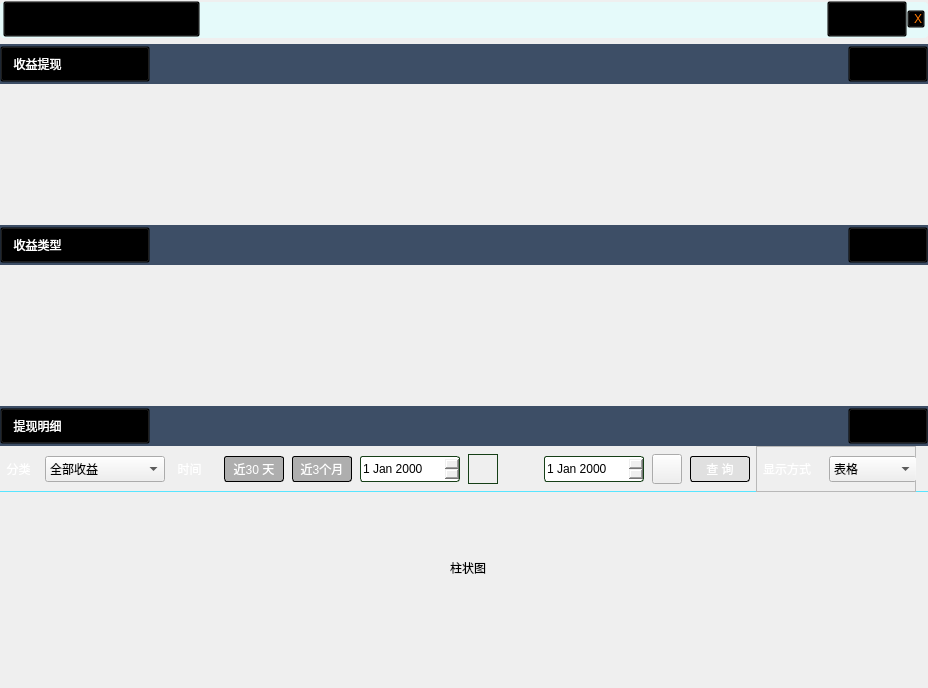
Before: the Qt Designer form VideoPlayer/creator/income/Income.ui in huizhang556/pc-video-player, drawn with Qt 5.
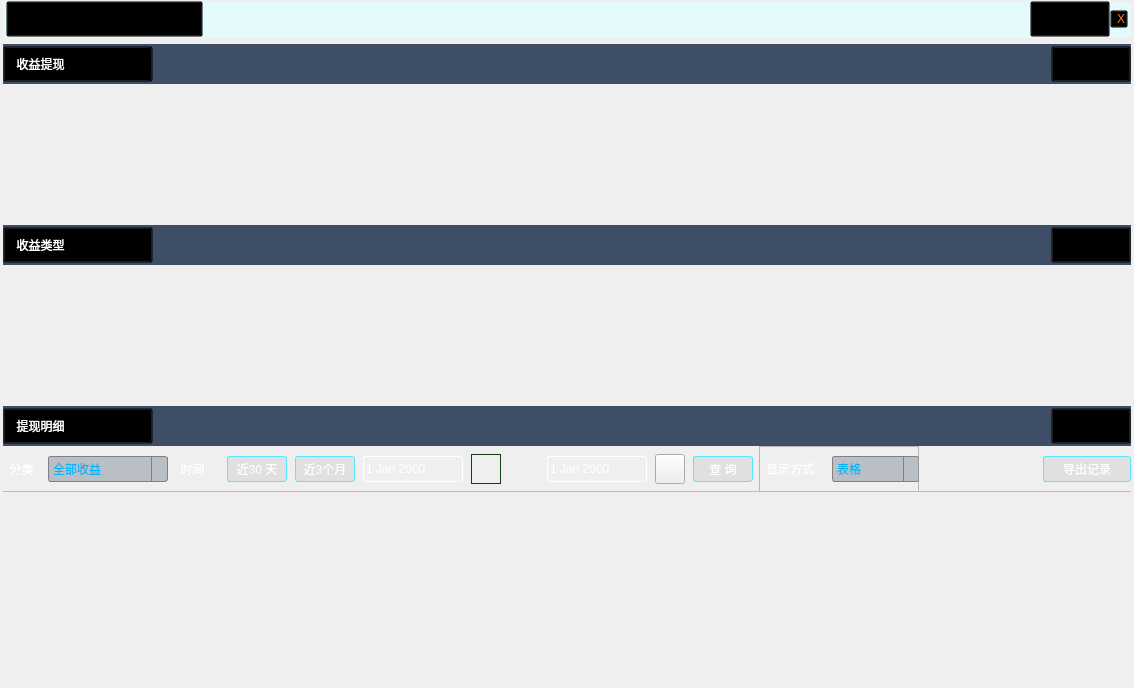
After: the same form once the commit is applied. The open tabs and pages were chosen to show the change. Icons and pictures are not drawn. Custom widgets are drawn as their Qt base class.

Patch:
```diff
--- a/VideoPlayer/creator/income/Income.ui
+++ b/VideoPlayer/creator/income/Income.ui
@@ -6,7 +6,7 @@
    <rect>
     <x>0</x>
     <y>0</y>
-    <width>928</width>
+    <width>1134</width>
     <height>688</height>
    </rect>
   </property>
@@ -15,13 +15,13 @@
   </property>
   <layout class="QVBoxLayout" name="verticalLayout_2">
    <property name="leftMargin">
-    <number>0</number>
+    <number>3</number>
    </property>
    <property name="topMargin">
     <number>0</number>
    </property>
    <property name="rightMargin">
-    <number>0</number>
+    <number>3</number>
    </property>
    <property name="bottomMargin">
     <number>0</number>
@@ -788,6 +788,44 @@
                       <height>26</height>
                      </size>
                     </property>
+                    <property name="styleSheet">
+                     <string notr="true">QComboBox
+{
+color: #03b2f5;
+border: 1px solid gray;
+border-radius: 3px;
+background-color: rgba(61, 78, 102,0.3);
+}
+
+QComboBox::drop-down
+{
+border: 0px solid gray;
+border-left-width: 1px;
+}
+
+QComboBox::down-arrow 
+{
+border-image: url(:/images/fileitem/combobox_down.png);
+}
+
+QListView
+{
+background-color: rgba(61, 78, 102,0.3);
+}
+
+QListView::item
+{
+color: gray;
+height: 26px;
+background-color: rgba(61, 78, 102,0.8);
+}
+
+QListView::item:hover
+{
+color: white;
+background-color: rgba(61, 78, 102,0.8);
+}</string>
+                    </property>
                     <item>
                      <property name="text">
                       <string>全部收益</string>
@@ -825,9 +863,10 @@
                  <property name="styleSheet">
                   <string notr="true">QDateEdit
 {
-border: 1px solid rgb(22,63,23);
-color: black;
+border: 1px solid white;
+color: white;
 border-radius: 3px;
+background-color: transparent;
 }
  
 QDateEdit:on 
@@ -921,9 +960,9 @@
                      <string notr="true">QPushButton
 {
 color: white;
-border: 1px solid black;
+border: 1px solid #57e5ff;
 border-radius: 3px;
-background-color: rgba(157, 157, 157,0.8);
+background-color: rgba(214, 214, 214,0.6);
 }
 
 QPushButton:checked
@@ -960,9 +999,9 @@
                      <string notr="true">QPushButton
 {
 color: white;
-border: 1px solid black;
+border: 1px solid #57e5ff;
 border-radius: 3px;
-background-color: rgba(157, 157, 157,0.8);
+background-color: rgba(214, 214, 214,0.6);
 }
 
 QPushButton:checked
@@ -1124,7 +1163,7 @@
                      <string notr="true">QPushButton
 {
 color: white;
-border: 1px solid black;
+border: 1px solid #57e5ff;
 border-radius: 3px;
 background-color: rgba(214, 214, 214,0.6);
 }
@@ -1220,6 +1259,44 @@
                       <height>26</height>
                      </size>
                     </property>
+                    <property name="styleSheet">
+                     <string notr="true">QComboBox
+{
+color: #03b2f5;
+border: 1px solid gray;
+border-radius: 3px;
+background-color: rgba(61, 78, 102,0.3);
+}
+
+QComboBox::drop-down
+{
+border: 0px solid gray;
+border-left-width: 1px;
+}
+
+QComboBox::down-arrow 
+{
+border-image: url(:/images/fileitem/combobox_down.png);
+}
+
+QListView
+{
+background-color: rgba(61, 78, 102,0.3);
+}
+
+QListView::item
+{
+color: gray;
+height: 26px;
+background-color: rgba(61, 78, 102,0.8);
+}
+
+QListView::item:hover
+{
+color: white;
+background-color: rgba(61, 78, 102,0.8);
+}</string>
+                    </property>
                     <item>
                      <property name="text">
                       <string>表格</string>
@@ -1258,6 +1335,72 @@
                  </property>
                 </spacer>
                </item>
+               <item>
+                <widget class="QPushButton" name="pushButton_tips">
+                 <property name="minimumSize">
+                  <size>
+                   <width>100</width>
+                   <height>26</height>
+                  </size>
+                 </property>
+                 <property name="maximumSize">
+                  <size>
+                   <width>16777215</width>
+                   <height>26</height>
+                  </size>
+                 </property>
+                 <property name="styleSheet">
+                  <string notr="true">QPushButton
+{
+color: #57e5ff;
+border: 0px solid #57e5ff;
+background-color: transparent;
+}</string>
+                 </property>
+                 <property name="text">
+                  <string/>
+                 </property>
+                </widget>
+               </item>
+               <item>
+                <widget class="QPushButton" name="pushButton_exportrecords">
+                 <property name="minimumSize">
+                  <size>
+                   <width>88</width>
+                   <height>26</height>
+                  </size>
+                 </property>
+                 <property name="maximumSize">
+                  <size>
+                   <width>88</width>
+                   <height>26</height>
+                  </size>
+                 </property>
+                 <property name="styleSheet">
+                  <string notr="true">QPushButton
+{
+color: white;
+border: 1px solid #57e5ff;
+border-radius: 3px;
+background-color: rgba(214, 214, 214,0.6);
+}
+
+QPushButton:checked
+{
+background-color: rgb(157, 157, 157);
+}
+
+QPushButton:hover
+{
+color: #03b2f5;
+border: 1px solid #57e5ff;
+}</string>
+                 </property>
+                 <property name="text">
+                  <string>导出记录</string>
+                 </property>
+                </widget>
+               </item>
               </layout>
              </widget>
             </item>
@@ -1439,21 +1582,7 @@
                  <number>0</number>
                 </property>
                 <item>
-                 <widget class="QWidget" name="widget_barchart" native="true">
-                  <widget class="QLabel" name="label_5">
-                   <property name="geometry">
-                    <rect>
-                     <x>450</x>
-                     <y>70</y>
-                     <width>54</width>
-                     <height>12</height>
-                    </rect>
-                   </property>
-                   <property name="text">
-                    <string>柱状图</string>
-                   </property>
-                  </widget>
-                 </widget>
+                 <widget class="QCustomPlot" name="widget_barchart" native="true"/>
                 </item>
                </layout>
               </widget>
@@ -1506,6 +1635,14 @@
    </item>
   </layout>
  </widget>
+ <customwidgets>
+  <customwidget>
+   <class>QCustomPlot</class>
+   <extends>QWidget</extends>
+   <header>qcustomplot/QCustomPlot.h</header>
+   <container>1</container>
+  </customwidget>
+ </customwidgets>
  <resources/>
  <connections/>
 </ui>
```
Left out of the diff: 34 changed lines with no effect on the pictures.
